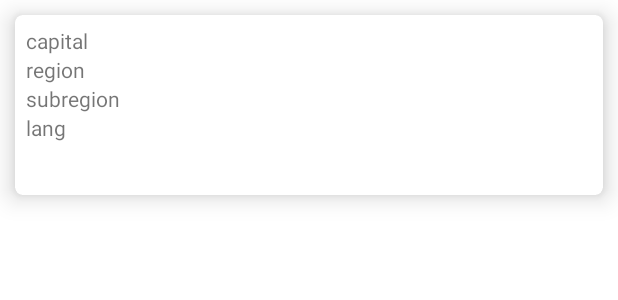
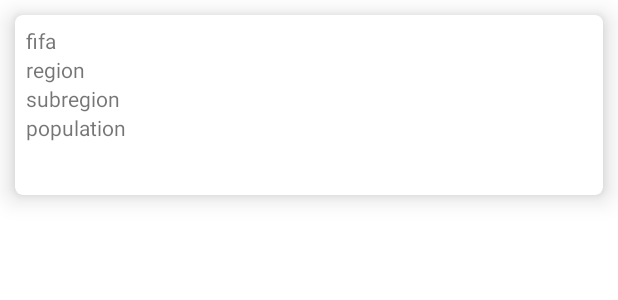
Before and after one commit to fanfon22/countries-app, an Android app: the layout items_main.xml on its own in the app's theme, with its tools: preview values and no code run, on a phone screen of 412 x 824 dp. Shown: the top 300 px of the screen. Run offline under Robolectric (Android 15) with nearby library versions, the phone set to English and light mode, and no system bars.

```diff
--- a/app/src/main/java/com/juhasz/country/UserModel.kt
+++ b/app/src/main/java/com/juhasz/country/UserModel.kt
@@ -2,8 +2,8 @@ package com.juhasz.country
 
 data class UserModel(
     val id:Int,
-    val capital: String,
+    val fifa: String,
     val region: String,
     val subregion: String,
-    val lang: String,
+    val population: String,
 )
--- a/app/src/main/res/layout/items_main.xml
+++ b/app/src/main/res/layout/items_main.xml
@@ -17,10 +17,10 @@
         >
 
         <TextView
-            android:id="@+id/capital"
+            android:id="@+id/fifa"
             android:layout_width="match_parent"
             android:layout_height="wrap_content"
-            android:text="capital"/>
+            android:text="fifa"/>
 
         <TextView
             android:id="@+id/region"
@@ -35,10 +35,10 @@
             android:text="subregion"/>
 
         <TextView
-            android:id="@+id/lang"
+            android:id="@+id/population"
             android:layout_width="match_parent"
             android:layout_height="wrap_content"
-            android:text="lang"/>
+            android:text="population"/>
 
 
     </LinearLayout>
```
Also changed, not shown: app/src/main/java/com/juhasz/country/RVAdapter.kt (+4 -4 lines).
